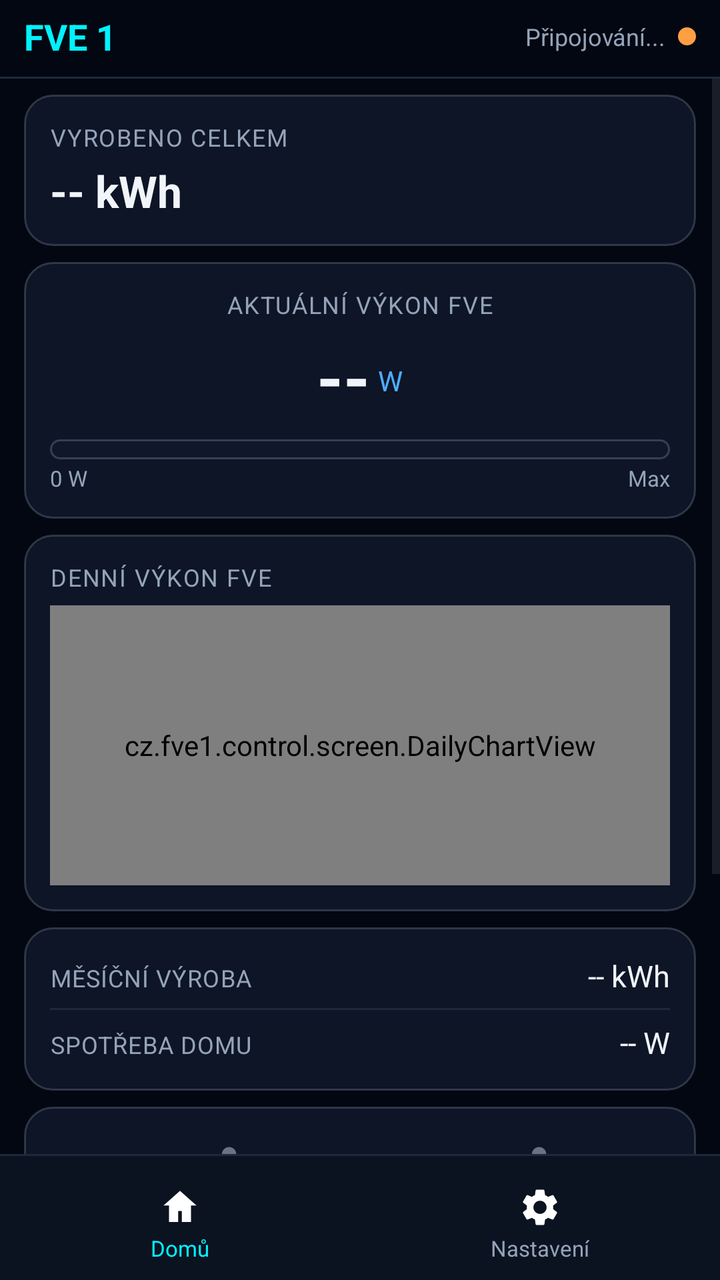
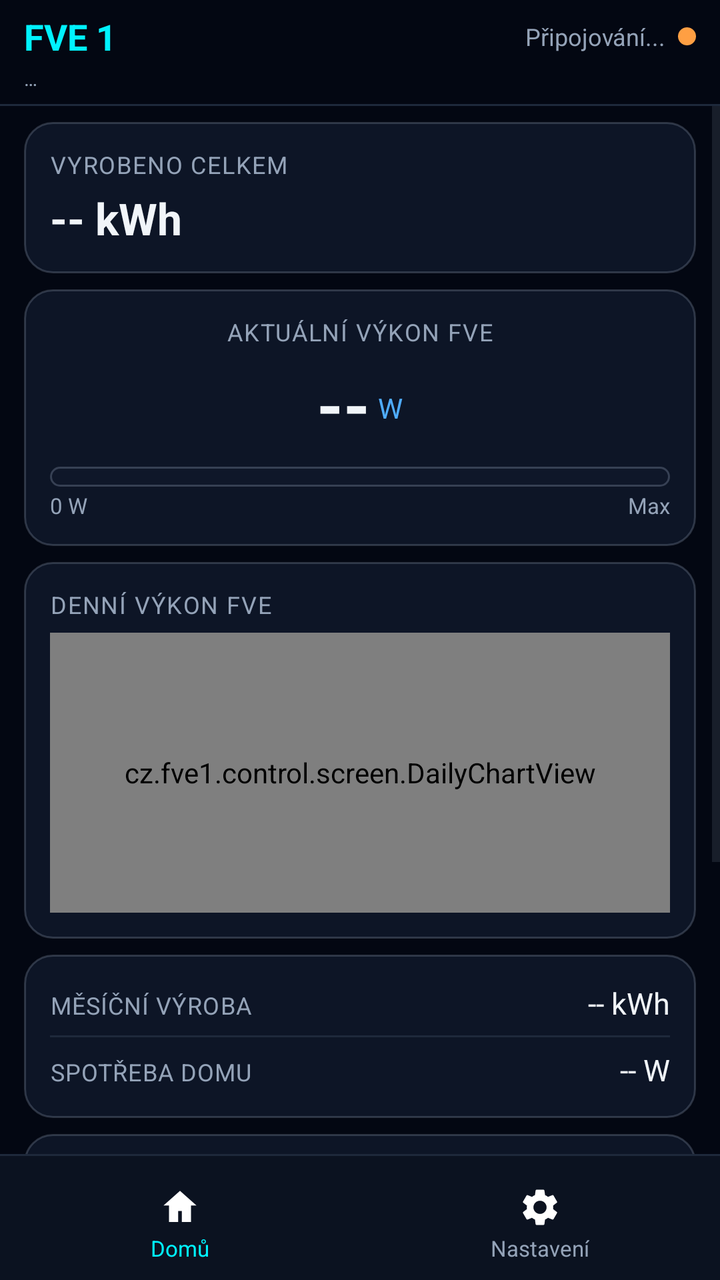

Compare the two renders of this Android layout. The source of the first and the diff that turns it into the second are given below.
<!-- AndroidManifest.xml: activity theme Theme.Fve1Ctrl -->
<!-- res/layout/activity_main.xml -->
<?xml version="1.0" encoding="utf-8"?>
<LinearLayout xmlns:android="http://schemas.android.com/apk/res/android"
    android:id="@+id/root"
    android:layout_width="match_parent"
    android:layout_height="match_parent"
    android:background="@color/bg"
    android:orientation="vertical">

    <LinearLayout
        android:id="@+id/topbar"
        android:layout_width="match_parent"
        android:layout_height="wrap_content"
        android:gravity="center_vertical"
        android:orientation="horizontal"
        android:paddingHorizontal="12dp"
        android:paddingTop="6dp"
        android:paddingBottom="8dp">

        <TextView
            android:layout_width="0dp"
            android:layout_height="wrap_content"
            android:layout_weight="1"
            android:text="FVE 1"
            android:textColor="@color/accent"
            android:textSize="18sp"
            android:textStyle="bold" />

        <TextView
            android:id="@+id/statusText"
            android:layout_width="wrap_content"
            android:layout_height="wrap_content"
            android:text="Připojování..."
            android:textColor="@color/muted"
            android:textSize="12sp" />

        <View
            android:id="@+id/statusDot"
            android:layout_width="9dp"
            android:layout_height="9dp"
            android:layout_marginStart="6dp"
            android:background="@drawable/bg_status_dot" />
    </LinearLayout>

    <View
        android:layout_width="match_parent"
        android:layout_height="1dp"
        android:background="#1E293B" />

    <ViewFlipper
        android:id="@+id/pager"
        android:layout_width="match_parent"
        android:layout_height="0dp"
        android:layout_weight="1">

        <include
            android:id="@+id/pageHome"
            layout="@layout/view_home" />

        <include
            android:id="@+id/pageSettings"
            layout="@layout/view_settings" />
    </ViewFlipper>

    <View
        android:layout_width="match_parent"
        android:layout_height="1dp"
        android:background="#1E293B" />

    <LinearLayout
        android:id="@+id/bottomNav"
        android:layout_width="match_parent"
        android:layout_height="wrap_content"
        android:background="@color/nav_bg"
        android:orientation="horizontal"
        android:paddingTop="6dp">

        <LinearLayout
            android:id="@+id/navHome"
            android:layout_width="0dp"
            android:layout_height="56dp"
            android:layout_weight="1"
            android:gravity="center"
            android:orientation="vertical">

            <ImageView
                android:id="@+id/navHomeIcon"
                android:layout_width="22dp"
                android:layout_height="22dp"
                android:contentDescription="Domů"
                android:src="@drawable/ic_nav_home" />

            <TextView
                android:id="@+id/navHomeLabel"
                android:layout_width="wrap_content"
                android:layout_height="wrap_content"
                android:layout_marginTop="2dp"
                android:text="Domů"
                android:textColor="@color/accent"
                android:textSize="11sp" />
        </LinearLayout>

        <LinearLayout
            android:id="@+id/navSettings"
            android:layout_width="0dp"
            android:layout_height="56dp"
            android:layout_weight="1"
            android:gravity="center"
            android:orientation="vertical">

            <ImageView
                android:id="@+id/navSettingsIcon"
                android:layout_width="22dp"
                android:layout_height="22dp"
                android:contentDescription="Nastavení"
                android:src="@drawable/ic_nav_settings" />

            <TextView
                android:id="@+id/navSettingsLabel"
                android:layout_width="wrap_content"
                android:layout_height="wrap_content"
                android:layout_marginTop="2dp"
                android:text="Nastavení"
                android:textColor="@color/muted"
                android:textSize="11sp" />
        </LinearLayout>
    </LinearLayout>
</LinearLayout>
<!-- res/layout/view_home.xml (included above) -->
<?xml version="1.0" encoding="utf-8"?>
<ScrollView xmlns:android="http://schemas.android.com/apk/res/android"
    android:layout_width="match_parent"
    android:layout_height="match_parent"
    android:fillViewport="true"
    android:overScrollMode="ifContentScrolls">

    <LinearLayout
        android:layout_width="match_parent"
        android:layout_height="wrap_content"
        android:orientation="vertical"
        android:paddingHorizontal="12dp"
        android:paddingTop="8dp"
        android:paddingBottom="16dp">

        <LinearLayout
            android:layout_width="match_parent"
            android:layout_height="wrap_content"
            android:background="@drawable/bg_card"
            android:orientation="vertical"
            android:padding="13dp">

            <TextView
                android:layout_width="wrap_content"
                android:layout_height="wrap_content"
                android:letterSpacing="0.05"
                android:text="Vyrobeno celkem"
                android:textAllCaps="true"
                android:textColor="@color/muted"
                android:textSize="12sp" />

            <TextView
                android:id="@+id/totalEnergy"
                android:layout_width="wrap_content"
                android:layout_height="wrap_content"
                android:layout_marginTop="4dp"
                android:text="-- kWh"
                android:textColor="@color/text"
                android:textSize="22sp"
                android:textStyle="bold" />
        </LinearLayout>

        <LinearLayout
            android:layout_width="match_parent"
            android:layout_height="wrap_content"
            android:layout_marginTop="8dp"
            android:background="@drawable/bg_card"
            android:gravity="center_horizontal"
            android:orientation="vertical"
            android:padding="13dp">

            <TextView
                android:layout_width="wrap_content"
                android:layout_height="wrap_content"
                android:letterSpacing="0.05"
                android:text="Aktuální výkon FVE"
                android:textAllCaps="true"
                android:textColor="@color/muted"
                android:textSize="12sp" />

            <LinearLayout
                android:layout_width="wrap_content"
                android:layout_height="wrap_content"
                android:layout_marginTop="6dp"
                android:gravity="bottom"
                android:orientation="horizontal">

                <TextView
                    android:id="@+id/fvePower"
                    android:layout_width="wrap_content"
                    android:layout_height="wrap_content"
                    android:text="--"
                    android:textColor="@color/text"
                    android:textSize="34sp"
                    android:textStyle="bold" />

                <TextView
                    android:layout_width="wrap_content"
                    android:layout_height="wrap_content"
                    android:layout_marginStart="4dp"
                    android:layout_marginBottom="6dp"
                    android:text="W"
                    android:textColor="@color/accent2"
                    android:textSize="14sp" />
            </LinearLayout>

            <ProgressBar
                android:id="@+id/fvePowerBar"
                style="?android:attr/progressBarStyleHorizontal"
                android:layout_width="match_parent"
                android:layout_height="10dp"
                android:layout_marginTop="8dp"
                android:max="100"
                android:progress="0"
                android:progressDrawable="@drawable/bg_progress" />

            <LinearLayout
                android:layout_width="match_parent"
                android:layout_height="wrap_content"
                android:layout_marginTop="2dp"
                android:orientation="horizontal">

                <TextView
                    android:layout_width="0dp"
                    android:layout_height="wrap_content"
                    android:layout_weight="1"
                    android:text="0 W"
                    android:textColor="@color/muted"
                    android:textSize="11sp" />

                <TextView
                    android:layout_width="wrap_content"
                    android:layout_height="wrap_content"
                    android:text="Max"
                    android:textColor="@color/muted"
                    android:textSize="11sp" />
            </LinearLayout>
        </LinearLayout>

        <LinearLayout
            android:layout_width="match_parent"
            android:layout_height="wrap_content"
            android:layout_marginTop="8dp"
            android:background="@drawable/bg_card"
            android:orientation="vertical"
            android:padding="13dp">

            <TextView
                android:layout_width="wrap_content"
                android:layout_height="wrap_content"
                android:letterSpacing="0.05"
                android:text="Denní výkon FVE"
                android:textAllCaps="true"
                android:textColor="@color/muted"
                android:textSize="12sp" />

            <cz.fve1.control.screen.DailyChartView
                android:id="@+id/dailyChart"
                android:layout_width="match_parent"
                android:layout_height="140dp"
                android:layout_marginTop="6dp" />
        </LinearLayout>

        <LinearLayout
            android:layout_width="match_parent"
            android:layout_height="wrap_content"
            android:layout_marginTop="8dp"
            android:background="@drawable/bg_card"
            android:orientation="vertical"
            android:paddingHorizontal="13dp"
            android:paddingVertical="8dp">

            <LinearLayout
                android:layout_width="match_parent"
                android:layout_height="wrap_content"
                android:orientation="horizontal"
                android:paddingVertical="6dp">

                <TextView
                    android:layout_width="0dp"
                    android:layout_height="wrap_content"
                    android:layout_weight="1"
                    android:letterSpacing="0.03"
                    android:text="Měsíční výroba"
                    android:textAllCaps="true"
                    android:textColor="@color/muted"
                    android:textSize="12sp" />

                <TextView
                    android:id="@+id/monthEnergy"
                    android:layout_width="wrap_content"
                    android:layout_height="wrap_content"
                    android:text="-- kWh"
                    android:textColor="@color/text"
                    android:textSize="15sp" />
            </LinearLayout>

            <View
                android:layout_width="match_parent"
                android:layout_height="1dp"
                android:background="#1E293B" />

            <LinearLayout
                android:layout_width="match_parent"
                android:layout_height="wrap_content"
                android:orientation="horizontal"
                android:paddingVertical="6dp">

                <TextView
                    android:layout_width="0dp"
                    android:layout_height="wrap_content"
                    android:layout_weight="1"
                    android:letterSpacing="0.03"
                    android:text="Spotřeba domu"
                    android:textAllCaps="true"
                    android:textColor="@color/muted"
                    android:textSize="12sp" />

                <TextView
                    android:id="@+id/realPower"
                    android:layout_width="wrap_content"
                    android:layout_height="wrap_content"
                    android:text="-- W"
                    android:textColor="@color/text"
                    android:textSize="15sp" />
            </LinearLayout>
        </LinearLayout>

        <LinearLayout
            android:layout_width="match_parent"
            android:layout_height="wrap_content"
            android:layout_marginTop="8dp"
            android:background="@drawable/bg_card"
            android:orientation="vertical"
            android:padding="13dp">

            <LinearLayout
                android:layout_width="match_parent"
                android:layout_height="wrap_content"
                android:gravity="center"
                android:orientation="horizontal">

                <LinearLayout
                    android:layout_width="0dp"
                    android:layout_height="wrap_content"
                    android:layout_weight="1"
                    android:gravity="center"
                    android:orientation="vertical">

                    <ImageView
                        android:id="@+id/iconRele1"
                        android:layout_width="46dp"
                        android:layout_height="46dp"
                        android:contentDescription="FV panely 1"
                        android:src="@drawable/ic_panel_off" />

                    <TextView
                        android:layout_width="wrap_content"
                        android:layout_height="wrap_content"
                        android:layout_marginTop="4dp"
                        android:text="FV panely 1"
                        android:textColor="@color/muted"
                        android:textSize="11sp" />
                </LinearLayout>

                <LinearLayout
                    android:layout_width="0dp"
                    android:layout_height="wrap_content"
                    android:layout_weight="1"
                    android:gravity="center"
                    android:orientation="vertical">

                    <ImageView
                        android:id="@+id/iconRele2"
                        android:layout_width="46dp"
                        android:layout_height="46dp"
                        android:contentDescription="FV panely 2"
                        android:src="@drawable/ic_panel_off" />

                    <TextView
                        android:layout_width="wrap_content"
                        android:layout_height="wrap_content"
                        android:layout_marginTop="4dp"
                        android:text="FV panely 2"
                        android:textColor="@color/muted"
                        android:textSize="11sp" />
                </LinearLayout>
            </LinearLayout>

            <LinearLayout
                android:layout_width="match_parent"
                android:layout_height="wrap_content"
                android:layout_marginTop="12dp"
                android:orientation="horizontal">

                <TextView
                    android:layout_width="0dp"
                    android:layout_height="wrap_content"
                    android:layout_weight="1"
                    android:letterSpacing="0.03"
                    android:text="Denní výroba"
                    android:textAllCaps="true"
                    android:textColor="@color/muted"
                    android:textSize="12sp" />

                <TextView
                    android:id="@+id/dailyEnergy"
                    android:layout_width="wrap_content"
                    android:layout_height="wrap_content"
                    android:text="-- kWh"
                    android:textColor="@color/text"
                    android:textSize="15sp" />
            </LinearLayout>

            <TextView
                android:id="@+id/btnReset"
                android:layout_width="match_parent"
                android:layout_height="42dp"
                android:layout_marginTop="10dp"
                android:background="@drawable/bg_btn_reset"
                android:gravity="center"
                android:letterSpacing="0.04"
                android:text="Nulování denní výroby"
                android:textAllCaps="true"
                android:textColor="@color/reset_text"
                android:textSize="12sp"
                android:textStyle="bold" />
        </LinearLayout>

        <TextView
            android:layout_width="match_parent"
            android:layout_height="wrap_content"
            android:layout_marginTop="8dp"
            android:gravity="center"
            android:text="v1.0.0 · nativní"
            android:textColor="@color/muted"
            android:textSize="10sp" />
    </LinearLayout>
</ScrollView>
<!-- res/layout/view_settings.xml (included above) -->
<?xml version="1.0" encoding="utf-8"?>
<ScrollView xmlns:android="http://schemas.android.com/apk/res/android"
    android:layout_width="match_parent"
    android:layout_height="match_parent"
    android:fillViewport="true">

    <LinearLayout
        android:layout_width="match_parent"
        android:layout_height="wrap_content"
        android:orientation="vertical"
        android:paddingHorizontal="12dp"
        android:paddingTop="8dp"
        android:paddingBottom="16dp">

        <LinearLayout
            android:layout_width="match_parent"
            android:layout_height="wrap_content"
            android:background="@drawable/bg_card"
            android:orientation="vertical"
            android:padding="13dp">

            <TextView
                android:layout_width="wrap_content"
                android:layout_height="wrap_content"
                android:text="MQTT broker"
                android:textColor="@color/text"
                android:textSize="15sp"
                android:textStyle="bold" />

            <TextView
                android:layout_width="wrap_content"
                android:layout_height="wrap_content"
                android:layout_marginTop="4dp"
                android:text="Stejné údaje jako PWA. Android používá mqtts://…:8883."
                android:textColor="@color/muted"
                android:textSize="12sp" />

            <TextView
                android:layout_width="wrap_content"
                android:layout_height="wrap_content"
                android:layout_marginTop="12dp"
                android:text="Host"
                android:textColor="@color/muted"
                android:textSize="11sp" />

            <EditText
                android:id="@+id/cfgHost"
                android:layout_width="match_parent"
                android:layout_height="44dp"
                android:layout_marginTop="4dp"
                android:background="@drawable/bg_field"
                android:hint="mqtts://host:8883"
                android:inputType="textUri"
                android:paddingHorizontal="12dp"
                android:textColor="@color/text"
                android:textColorHint="@color/muted"
                android:textSize="13sp" />

            <TextView
                android:layout_width="wrap_content"
                android:layout_height="wrap_content"
                android:layout_marginTop="10dp"
                android:text="Uživatel"
                android:textColor="@color/muted"
                android:textSize="11sp" />

            <EditText
                android:id="@+id/cfgUser"
                android:layout_width="match_parent"
                android:layout_height="44dp"
                android:layout_marginTop="4dp"
                android:background="@drawable/bg_field"
                android:inputType="text"
                android:paddingHorizontal="12dp"
                android:textColor="@color/text"
                android:textColorHint="@color/muted"
                android:textSize="13sp" />

            <TextView
                android:layout_width="wrap_content"
                android:layout_height="wrap_content"
                android:layout_marginTop="10dp"
                android:text="Heslo"
                android:textColor="@color/muted"
                android:textSize="11sp" />

            <FrameLayout
                android:layout_width="match_parent"
                android:layout_height="44dp"
                android:layout_marginTop="4dp">

                <EditText
                    android:id="@+id/cfgPass"
                    android:layout_width="match_parent"
                    android:layout_height="match_parent"
                    android:background="@drawable/bg_field"
                    android:inputType="textPassword"
                    android:paddingHorizontal="12dp"
                    android:paddingEnd="48dp"
                    android:textColor="@color/text"
                    android:textColorHint="@color/muted"
                    android:textSize="13sp" />

                <TextView
                    android:id="@+id/btnTogglePass"
                    android:layout_width="40dp"
                    android:layout_height="match_parent"
                    android:layout_gravity="end"
                    android:gravity="center"
                    android:text="👁"
                    android:textSize="14sp" />
            </FrameLayout>

            <TextView
                android:layout_width="wrap_content"
                android:layout_height="wrap_content"
                android:layout_marginTop="10dp"
                android:text="Prefix topiců"
                android:textColor="@color/muted"
                android:textSize="11sp" />

            <EditText
                android:id="@+id/cfgPrefix"
                android:layout_width="match_parent"
                android:layout_height="44dp"
                android:layout_marginTop="4dp"
                android:background="@drawable/bg_field"
                android:hint="fve"
                android:inputType="text"
                android:paddingHorizontal="12dp"
                android:textColor="@color/text"
                android:textColorHint="@color/muted"
                android:textSize="13sp" />

            <TextView
                android:id="@+id/cfgStatus"
                android:layout_width="match_parent"
                android:layout_height="wrap_content"
                android:layout_marginTop="12dp"
                android:text="Odpojeno"
                android:textColor="@color/muted"
                android:textSize="12sp" />

            <LinearLayout
                android:layout_width="match_parent"
                android:layout_height="wrap_content"
                android:layout_marginTop="12dp"
                android:orientation="horizontal">

                <TextView
                    android:id="@+id/btnConnect"
                    android:layout_width="0dp"
                    android:layout_height="44dp"
                    android:layout_marginEnd="6dp"
                    android:layout_weight="1"
                    android:background="@drawable/bg_btn_primary"
                    android:gravity="center"
                    android:text="Připojit"
                    android:textColor="@color/accent"
                    android:textStyle="bold" />

                <TextView
                    android:id="@+id/btnDisconnect"
                    android:layout_width="0dp"
                    android:layout_height="44dp"
                    android:layout_marginStart="6dp"
                    android:layout_weight="1"
                    android:background="@drawable/bg_btn_secondary"
                    android:gravity="center"
                    android:text="Odpojit"
                    android:textColor="@color/text" />
            </LinearLayout>
        </LinearLayout>
    </LinearLayout>
</ScrollView>
<!-- resources referenced by this layout -->
<resources>
  <color name="accent">#00F2FE</color>
  <color name="accent2">#4FACFE</color>
  <color name="bg">#030712</color>
  <color name="muted">#94A3B8</color>
  <color name="nav_bg">#0B1220</color>
  <color name="reset_text">#FECACA</color>
  <color name="text">#F1F5F9</color>
  <!-- drawable bg_btn_primary (drawable) -->
  <?xml version="1.0" encoding="utf-8"?>
  <shape xmlns:android="http://schemas.android.com/apk/res/android"
      android:shape="rectangle">
      <solid android:color="#1A1F3A" />
      <stroke
          android:width="1dp"
          android:color="@color/accent2" />
      <corners android:radius="12dp" />
  </shape>
  <!-- drawable bg_btn_reset (drawable) -->
  <?xml version="1.0" encoding="utf-8"?>
  <shape xmlns:android="http://schemas.android.com/apk/res/android"
      android:shape="rectangle">
      <solid android:color="#38B91C1C" />
      <stroke
          android:width="1dp"
          android:color="@color/reset_border" />
      <corners android:radius="12dp" />
  </shape>
  <!-- drawable bg_btn_secondary (drawable) -->
  <?xml version="1.0" encoding="utf-8"?>
  <shape xmlns:android="http://schemas.android.com/apk/res/android"
      android:shape="rectangle">
      <solid android:color="#141B2D" />
      <stroke
          android:width="1dp"
          android:color="@color/border" />
      <corners android:radius="12dp" />
  </shape>
  <!-- drawable bg_card (drawable) -->
  <?xml version="1.0" encoding="utf-8"?>
  <shape xmlns:android="http://schemas.android.com/apk/res/android"
      android:shape="rectangle">
      <solid android:color="@color/panel" />
      <stroke
          android:width="1dp"
          android:color="@color/border" />
      <corners android:radius="14dp" />
  </shape>
  <!-- drawable bg_field (drawable) -->
  <?xml version="1.0" encoding="utf-8"?>
  <shape xmlns:android="http://schemas.android.com/apk/res/android"
      android:shape="rectangle">
      <solid android:color="#141B2D" />
      <stroke
          android:width="1dp"
          android:color="@color/border" />
      <corners android:radius="10dp" />
  </shape>
  <!-- drawable bg_status_dot (drawable) -->
  <?xml version="1.0" encoding="utf-8"?>
  <shape xmlns:android="http://schemas.android.com/apk/res/android"
      android:shape="oval">
      <solid android:color="@color/warn" />
  </shape>
  <!-- drawable ic_nav_home (drawable) -->
  <?xml version="1.0" encoding="utf-8"?>
  <vector xmlns:android="http://schemas.android.com/apk/res/android"
      android:width="24dp"
      android:height="24dp"
      android:viewportWidth="24"
      android:viewportHeight="24">
      <path
          android:fillColor="#FFFFFF"
          android:pathData="M12,3l9,8h-3v9h-5v-6h-2v6H6v-9H3z" />
  </vector>
  <style name="Theme.Fve1Ctrl" parent="Theme.MaterialComponents.DayNight.NoActionBar">
          <item name="android:statusBarColor">@color/bg</item>
          <item name="android:navigationBarColor">@color/bg</item>
          <item name="android:windowBackground">@color/bg</item>
          <item name="android:windowLightStatusBar">false</item>
          <item name="colorPrimary">@color/accent</item>
          <item name="colorOnPrimary">#031018</item>
          <item name="android:textColorPrimary">@color/text</item>
          <item name="android:textColorHint">@color/muted</item>
          <item name="colorControlNormal">@color/border</item>
          <item name="colorControlActivated">@color/accent</item>
      </style>
  <color name="reset_border">#99F87171</color>
  <color name="border">#4794A3B8</color>
  <color name="panel">#E00F172A</color>
  <color name="warn">#FF9F43</color>
  <color name="sun_off">#6B7280</color>
  <color name="panel_off">#4B5563</color>
  <!-- unchanged entries left out for length: 3 -->
</resources>

<!-- the commit's change to res/layout/activity_main.xml (unified diff, before → after) -->
@@ -10,35 +10,52 @@
         android:id="@+id/topbar"
         android:layout_width="match_parent"
         android:layout_height="wrap_content"
-        android:gravity="center_vertical"
-        android:orientation="horizontal"
+        android:orientation="vertical"
         android:paddingHorizontal="12dp"
         android:paddingTop="6dp"
-        android:paddingBottom="8dp">
+        android:paddingBottom="6dp">
+
+        <LinearLayout
+            android:layout_width="match_parent"
+            android:layout_height="wrap_content"
+            android:gravity="center_vertical"
+            android:orientation="horizontal">
+
+            <TextView
+                android:layout_width="0dp"
+                android:layout_height="wrap_content"
+                android:layout_weight="1"
+                android:text="FVE 1"
+                android:textColor="@color/accent"
+                android:textSize="18sp"
+                android:textStyle="bold" />
+
+            <TextView
+                android:id="@+id/statusText"
+                android:layout_width="wrap_content"
+                android:layout_height="wrap_content"
+                android:text="Připojování..."
+                android:textColor="@color/muted"
+                android:textSize="12sp" />
+
+            <View
+                android:id="@+id/statusDot"
+                android:layout_width="9dp"
+                android:layout_height="9dp"
+                android:layout_marginStart="6dp"
+                android:background="@drawable/bg_status_dot" />
+        </LinearLayout>
 
         <TextView
-            android:layout_width="0dp"
-            android:layout_height="wrap_content"
-            android:layout_weight="1"
-            android:text="FVE 1"
-            android:textColor="@color/accent"
-            android:textSize="18sp"
-            android:textStyle="bold" />
-
-        <TextView
-            android:id="@+id/statusText"
-            android:layout_width="wrap_content"
-            android:layout_height="wrap_content"
-            android:text="Připojování..."
+            android:id="@+id/diagLine"
+            android:layout_width="match_parent"
+            android:layout_height="wrap_content"
+            android:layout_marginTop="2dp"
+            android:ellipsize="end"
+            android:maxLines="2"
+            android:text="…"
             android:textColor="@color/muted"
-            android:textSize="12sp" />
-
-        <View
-            android:id="@+id/statusDot"
-            android:layout_width="9dp"
-            android:layout_height="9dp"
-            android:layout_marginStart="6dp"
-            android:background="@drawable/bg_status_dot" />
+            android:textSize="10sp" />
     </LinearLayout>
 
     <View
@@ -440,7 +457,7 @@
             android:layout_height="wrap_content"
             android:layout_marginTop="8dp"
             android:gravity="center"
-            android:text="v1.0.0 · nativní"
+            android:text="v1.0.2 · nativní"
             android:textColor="@color/muted"
             android:textSize="10sp" />
     </LinearLayout>
